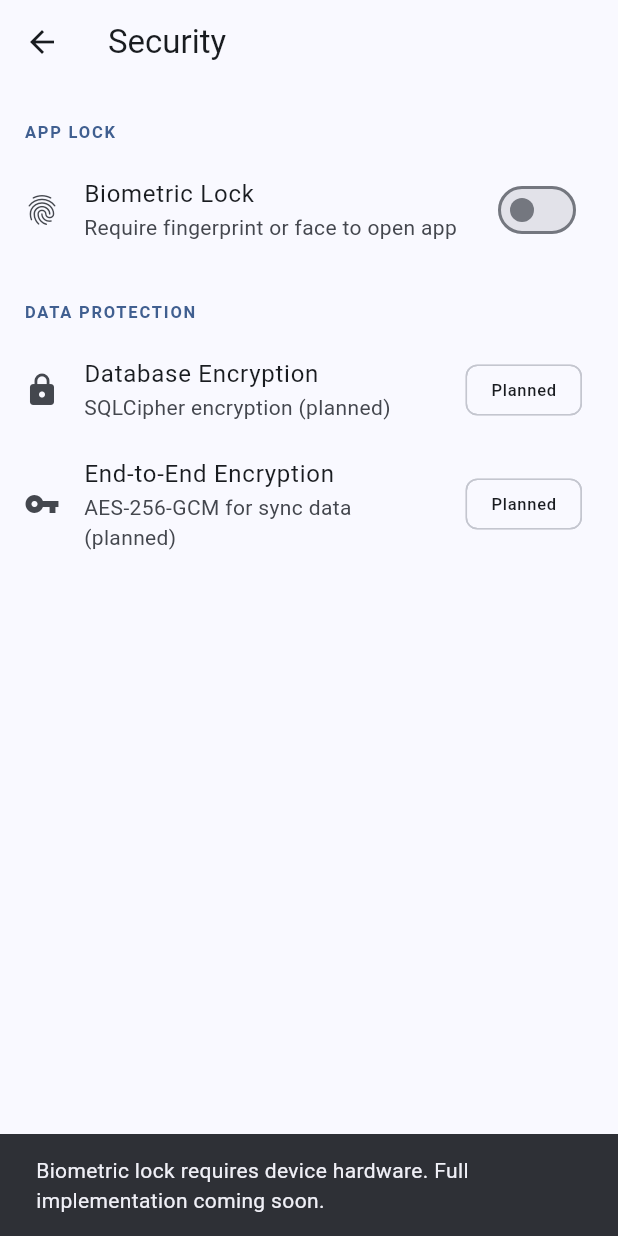
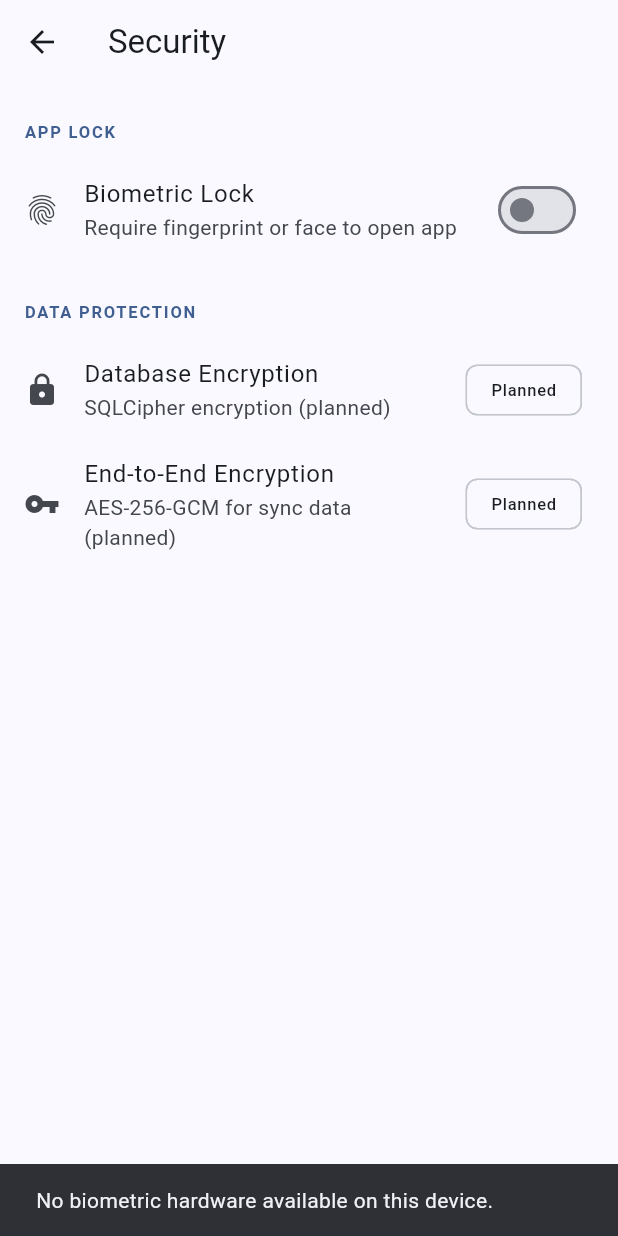
Before and after one commit to cmwen/every-pay-app, a Flutter app: the SecurityScreen screen opened by its route, after a tap on "Biometric Lock", on a phone screen of 412 x 824 dp. Run offline on Flutter 3.47's test engine with Material 3 defaults, Android fonts, the phone set to English and light mode, and no system bars; our stand-ins replace flutter_riverpod, go_router, local_auth, share_plus, shared_preferences, sqflite; accounts and stored records are empty.

```diff
--- a/lib/app.dart
+++ b/lib/app.dart
@@ -2,6 +2,7 @@ import 'package:flutter/material.dart';
 import 'package:flutter_riverpod/flutter_riverpod.dart';
 import 'package:everypay/core/theme/app_theme.dart';
 import 'package:everypay/shared/providers/theme_provider.dart';
+import 'package:everypay/shared/widgets/app_lock_wrapper.dart';
 import 'package:everypay/router.dart';
 
 class EveryPayApp extends ConsumerWidget {
@@ -18,6 +19,7 @@ class EveryPayApp extends ConsumerWidget {
       themeMode: themeMode,
       routerConfig: router,
       debugShowCheckedModeBanner: false,
+      builder: (context, child) => AppLockWrapper(child: child!),
     );
   }
 }
--- /dev/null
+++ b/lib/core/services/biometric_service.dart
@@ -0,0 +1,25 @@
+import 'package:local_auth/local_auth.dart';
+
+class BiometricService {
+  final LocalAuthentication _auth = LocalAuthentication();
+
+  Future<bool> canAuthenticate() async {
+    try {
+      return await _auth.canCheckBiometrics || await _auth.isDeviceSupported();
+    } catch (_) {
+      return false;
+    }
+  }
+
+  Future<bool> authenticate({String reason = 'Authenticate to unlock EveryPay'}) async {
+    try {
+      return await _auth.authenticate(
+        localizedReason: reason,
+        biometricOnly: false,
+        persistAcrossBackgrounding: true,
+      );
+    } catch (_) {
+      return false;
+    }
+  }
+}
--- /dev/null
+++ b/lib/features/settings/providers/security_provider.dart
@@ -0,0 +1,38 @@
+import 'package:flutter_riverpod/flutter_riverpod.dart';
+import 'package:shared_preferences/shared_preferences.dart';
+import 'package:everypay/core/services/biometric_service.dart';
+
+const _kBiometricEnabled = 'biometric_lock_enabled';
+
+final biometricServiceProvider = Provider<BiometricService>((_) => BiometricService());
+
+final biometricEnabledProvider =
+    AsyncNotifierProvider<BiometricEnabledNotifier, bool>(
+      BiometricEnabledNotifier.new,
+    );
+
+class BiometricEnabledNotifier extends AsyncNotifier<bool> {
+  @override
+  Future<bool> build() async {
+    final prefs = await SharedPreferences.getInstance();
+    return prefs.getBool(_kBiometricEnabled) ?? false;
+  }
+
+  Future<void> setEnabled(bool value) async {
+    state = const AsyncLoading();
+    final prefs = await SharedPreferences.getInstance();
+    await prefs.setBool(_kBiometricEnabled, value);
+    state = AsyncData(value);
+  }
+}
+
+/// Tracks whether the app is currently locked (requires biometric to unlock).
+final appLockedProvider = NotifierProvider<AppLockedNotifier, bool>(
+  AppLockedNotifier.new,
+);
+
+class AppLockedNotifier extends Notifier<bool> {
+  @override
+  bool build() => false;
+  void setLocked(bool value) => state = value;
+}
--- a/lib/features/settings/screens/security_screen.dart
+++ b/lib/features/settings/screens/security_screen.dart
@@ -1,30 +1,42 @@
 import 'package:flutter/material.dart';
+import 'package:flutter_riverpod/flutter_riverpod.dart';
+import 'package:everypay/features/settings/providers/security_provider.dart';
 
-class SecurityScreen extends StatelessWidget {
+class SecurityScreen extends ConsumerWidget {
   const SecurityScreen({super.key});
 
   @override
-  Widget build(BuildContext context) {
+  Widget build(BuildContext context, WidgetRef ref) {
+    final biometricAsync = ref.watch(biometricEnabledProvider);
+
     return Scaffold(
       appBar: AppBar(title: const Text('Security')),
       body: ListView(
         children: [
           _SectionHeader(title: 'APP LOCK'),
-          SwitchListTile(
-            secondary: const Icon(Icons.fingerprint),
-            title: const Text('Biometric Lock'),
-            subtitle: const Text('Require fingerprint or face to open app'),
-            value: false,
-            onChanged: (value) {
-              ScaffoldMessenger.of(context).showSnackBar(
-                const SnackBar(
-                  content: Text(
-                    'Biometric lock requires device hardware. '
-                    'Full implementation coming soon.',
-                  ),
-                ),
-              );
-            },
+          biometricAsync.when(
+            data: (enabled) => SwitchListTile(
+              secondary: const Icon(Icons.fingerprint),
+              title: const Text('Biometric Lock'),
+              subtitle: const Text('Require fingerprint or face to open app'),
+              value: enabled,
+              onChanged: (value) => _onToggle(context, ref, value),
+            ),
+            loading: () => const ListTile(
+              leading: Icon(Icons.fingerprint),
+              title: Text('Biometric Lock'),
+              trailing: SizedBox(
+                width: 24,
+                height: 24,
+                child: CircularProgressIndicator(strokeWidth: 2),
+              ),
+            ),
+    error: (_, _) => ListTile(
+              leading: const Icon(Icons.fingerprint),
+              title: const Text('Biometric Lock'),
+              subtitle: const Text('Unavailable on this device'),
+              enabled: false,
+            ),
           ),
           _SectionHeader(title: 'DATA PROTECTION'),
           ListTile(
@@ -53,6 +65,35 @@ class SecurityScreen extends StatelessWidget {
       ),
     );
   }
+
+  Future<void> _onToggle(
+    BuildContext context,
+    WidgetRef ref,
+    bool enable,
+  ) async {
+    if (enable) {
+      // Verify biometric works before enabling.
+      final service = ref.read(biometricServiceProvider);
+      final canAuth = await service.canAuthenticate();
+      if (!canAuth) {
+        if (context.mounted) {
+          ScaffoldMessenger.of(context).showSnackBar(
+            const SnackBar(
+              content: Text('No biometric hardware available on this device.'),
+            ),
+          );
+        }
+        return;
+      }
+      final authenticated = await service.authenticate(
+        reason: 'Confirm your identity to enable Biometric Lock',
+      );
+      if (!authenticated) return;
+    }
+    await ref.read(biometricEnabledProvider.notifier).setEnabled(enable);
+    // Ensure app stays unlocked after toggling.
+    ref.read(appLockedProvider.notifier).setLocked(false);
+  }
 }
 
 class _SectionHeader extends StatelessWidget {
--- a/pubspec.yaml
+++ b/pubspec.yaml
@@ -49,6 +49,7 @@ dependencies:
   sqflite: ^2.4.2
   share_plus: ^12.0.1
   path: ^1.9.1
+  local_auth: ^3.0.0
 
 dev_dependencies:
   flutter_test:
```
Also changed, not shown: lib/features/home/screens/home_screen.dart (+25 -7 lines), lib/shared/widgets/app_lock_wrapper.dart (added, +112 -0 lines), pubspec.lock, 1 other file.
